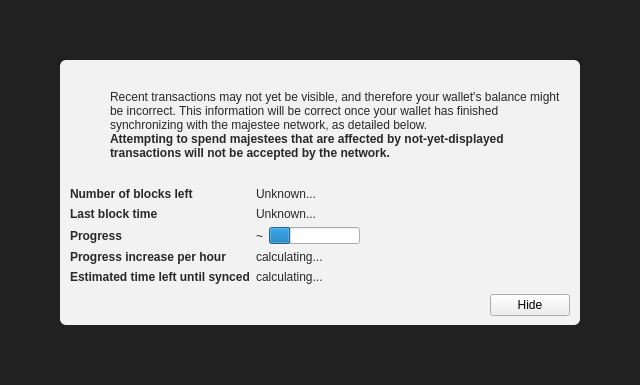
Old version of the form src/qt/forms/modaloverlay.ui in the repository minblock/majesteescoin.
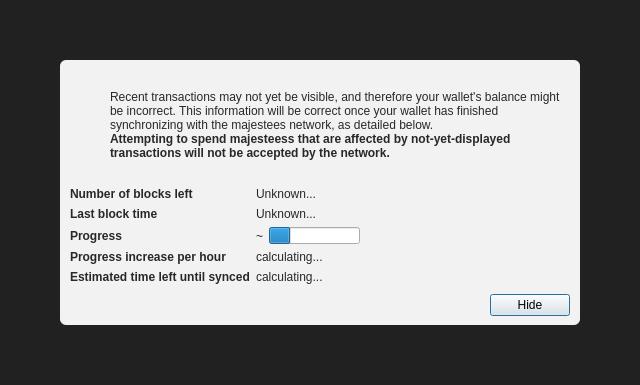
New version of the form. Icons and pictures are not drawn. Custom widgets are drawn as their Qt base class.

Diff of the .ui file:
```diff
--- a/src/qt/forms/modaloverlay.ui
+++ b/src/qt/forms/modaloverlay.ui
@@ -130,7 +130,7 @@
              <item>
               <widget class="QLabel" name="infoText">
                <property name="text">
-                <string>Recent transactions may not yet be visible, and therefore your wallet's balance might be incorrect. This information will be correct once your wallet has finished synchronizing with the majestee network, as detailed below.</string>
+                <string>Recent transactions may not yet be visible, and therefore your wallet's balance might be incorrect. This information will be correct once your wallet has finished synchronizing with the majestees network, as detailed below.</string>
                </property>
                <property name="textFormat">
                 <enum>Qt::RichText</enum>
@@ -149,7 +149,7 @@
                 </font>
                </property>
                <property name="text">
-                <string>Attempting to spend majestees that are affected by not-yet-displayed transactions will not be accepted by the network.</string>
+                <string>Attempting to spend majesteess that are affected by not-yet-displayed transactions will not be accepted by the network.</string>
                </property>
                <property name="textFormat">
                 <enum>Qt::RichText</enum>
@@ -351,6 +351,12 @@
              <property name="text">
               <string>Hide</string>
              </property>
+             <property name="focusPolicy">
+              <enum>Qt::StrongFocus</enum>
+             </property>
+             <property name="default">
+              <bool>true</bool>
+             </property>
             </widget>
            </item>
           </layout>
```
Left out of the diff: 2 changed lines with no effect on the pictures.
